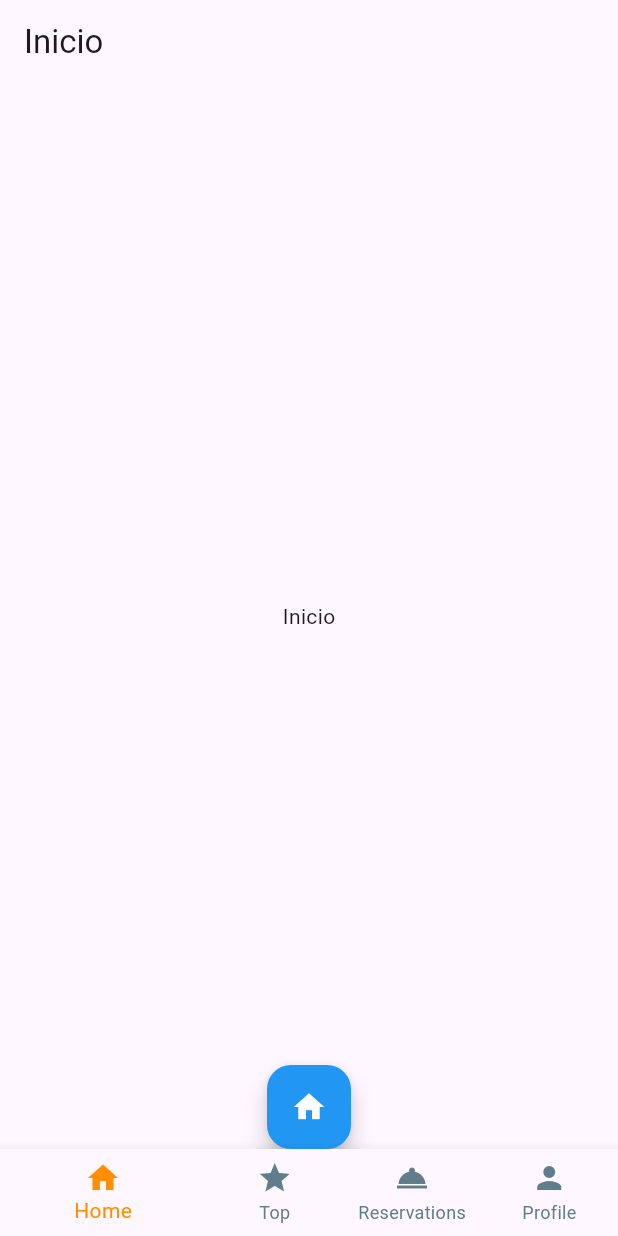
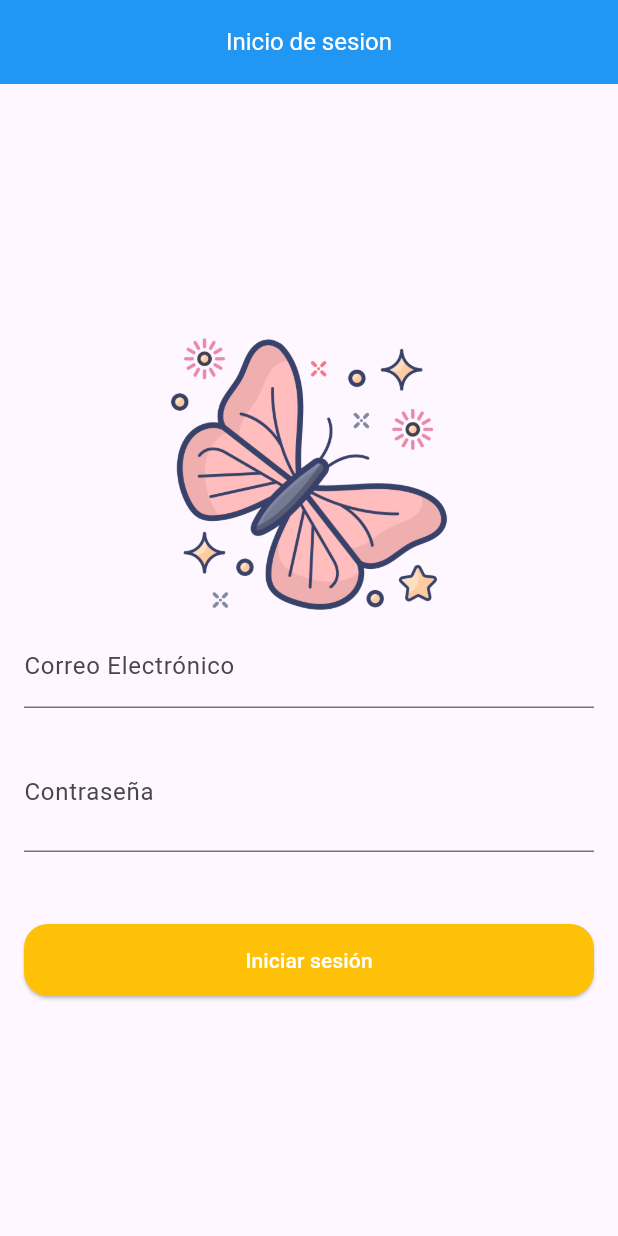
Before and after one commit to NattAraujo24/Desarrollo-web-integral, a Flutter app: the screen it shows after launch, on a phone screen of 412 x 824 dp. Run offline on Flutter 3.47's test engine with Material 3 defaults, Android fonts, the phone set to English and light mode, and no system bars.

Commit message:
Actu de insta

```diff
--- a/lib/Widget/splash_screen.dart
+++ b/lib/Widget/splash_screen.dart
@@ -12,7 +12,7 @@ class _SplashScreenState extends State<SplashScreen> {
   void initState() {
     super.initState();
     Future.delayed(const Duration(seconds: 3), () {
-      Navigator.pushReplacementNamed(context, '/menu');
+      Navigator.pushReplacementNamed(context, '/login');
     });
   }
 
--- a/lib/main.dart
+++ b/lib/main.dart
@@ -1,5 +1,6 @@
 import 'package:flutter/material.dart';
 import 'package:learning_b/Widget/splash_screen.dart';
+import 'package:learning_b/modules/auth/screens/login.dart';
 import 'package:learning_b/navigation/navigation.dart';
 import 'package:learning_b/navigation/profile.dart';
 import 'package:learning_b/navigation/reservations.dart';
@@ -23,7 +24,8 @@ class MainApp extends StatelessWidget {
         '/menu': (context) => const Navigation(),
         '/top': (context) => const Top(),
         '/reservations': (context) => const Reservations(),
-        '/profile': (context) => const Profile()
+        '/profile': (context) => const Profile(),
+        '/login': (context) => const Login()
       },
     );
   }
--- /dev/null
+++ b/lib/modules/auth/screens/login.dart
@@ -0,0 +1,111 @@
+import 'package:flutter/material.dart';
+
+class Login extends StatefulWidget {
+  const Login({
+    super.key,
+  });
+
+  @override
+  State<Login> createState() => _LoginState();
+}
+
+class _LoginState extends State<Login> {
+  final TextEditingController _emailController = TextEditingController();
+  final TextEditingController _passwordController = TextEditingController();
+  bool _isObscure = true;
+  final GlobalKey<FormState> _formKey = GlobalKey<FormState>();
+
+  String? validateEmail(String? value) {
+    final RegExp emailRegExp = RegExp(
+      r'^[\w-\.]+@([\w-]+\.)+[\w-]{2,4}$',
+    );
+
+    if (value == null || value.isEmpty) {
+      return 'Por favor, ingrese su correo electrónico';
+    } else if (!emailRegExp.hasMatch(value)) {
+      return 'Por favor, ingrese un correo electrónico válido';
+    }
+    return null;
+  }
+
+  @override
+  Widget build(BuildContext context) {
+    return Scaffold(
+      appBar: AppBar(
+        title: const Text('Inicio de sesion'),
+        centerTitle: true,
+        backgroundColor: Colors.blue,
+        titleTextStyle: const TextStyle(fontSize: 16, color: Colors.white),
+      ),
+      body: Center(
+        child: Padding(
+          padding: const EdgeInsets.all(16.0),
+          child: Form(
+            key: _formKey,
+            child: Column(
+              mainAxisAlignment: MainAxisAlignment.center,
+              children: [
+                Image.asset(
+                  'assets/logo.png',
+                  width: 200,
+                  height: 200,
+                ),
+                TextFormField(
+                  validator: validateEmail,
+                  controller: _emailController,
+                  decoration: const InputDecoration(
+                    hintText: 'Correo Electrónico',
+                    label: Text('Correo Electrónico'),
+                  ),
+                  keyboardType: TextInputType.emailAddress,
+                ),
+                const SizedBox(
+                  height: 16,
+                ),
+                TextFormField(
+                  obscureText: _isObscure,
+                  controller: _passwordController,
+                  decoration: InputDecoration(
+                    hintText: 'Contraseña',
+                    label: const Text('Contraseña'),
+                    suffix: IconButton(
+                      onPressed: () {
+                        setState(() {
+                          _isObscure = !_isObscure;
+                        });
+                      },
+                      icon: Icon(
+                        _isObscure ? Icons.visibility : Icons.visibility_off,
+                      ),
+                    ),
+                  ),
+                ),
+                const SizedBox(
+                  height: 48,
+                ),
+                SizedBox(
+                  height: 48,
+                  width: double.infinity,
+                  child: ElevatedButton(
+                    onPressed: () {
+                      if(_formKey.currentState!.validate()){
+                        print(
+                        'Datos - > ${_emailController.text} ${_passwordController.text}')
+                      }
+                    },
+                    style: OutlinedButton.styleFrom(
+                        backgroundColor: Colors.amber,
+                        foregroundColor: Colors.white,
+                        shape: RoundedRectangleBorder(
+                            borderRadius: BorderRadius.circular(16))),
+                    child: const Text('Iniciar sesión'),
+                  ),
+                )
+              ],
+            ),
+          ),
+        ),
+      ),
+    );
+  }
+}
--- a/lib/navigation/profile.dart
+++ b/lib/navigation/profile.dart
@@ -21,7 +21,7 @@ class Profile extends StatelessWidget {
                 crossAxisAlignment: CrossAxisAlignment.start,
                 children: [
                   CircleAvatar(
-                    backgroundColor: Color.fromARGB(255, 193, 172, 88),
+                    backgroundColor: Color.fromARGB(255, 88, 186, 193),
                     child: Text('NA'),
                   ),
                   SizedBox(
```
